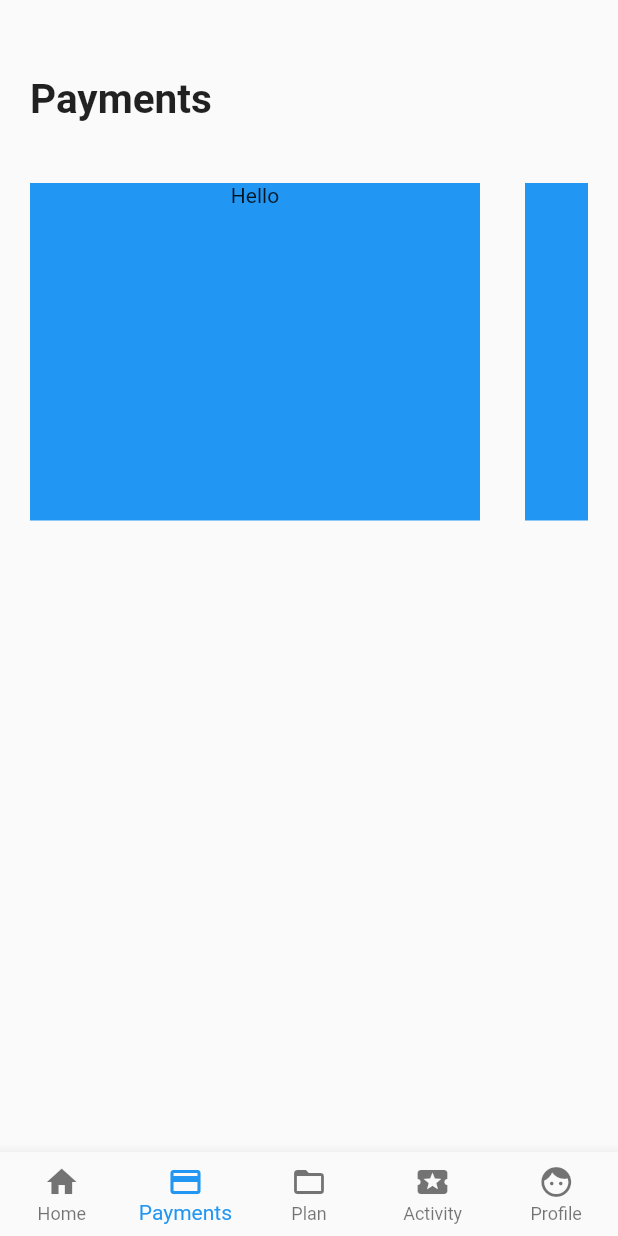
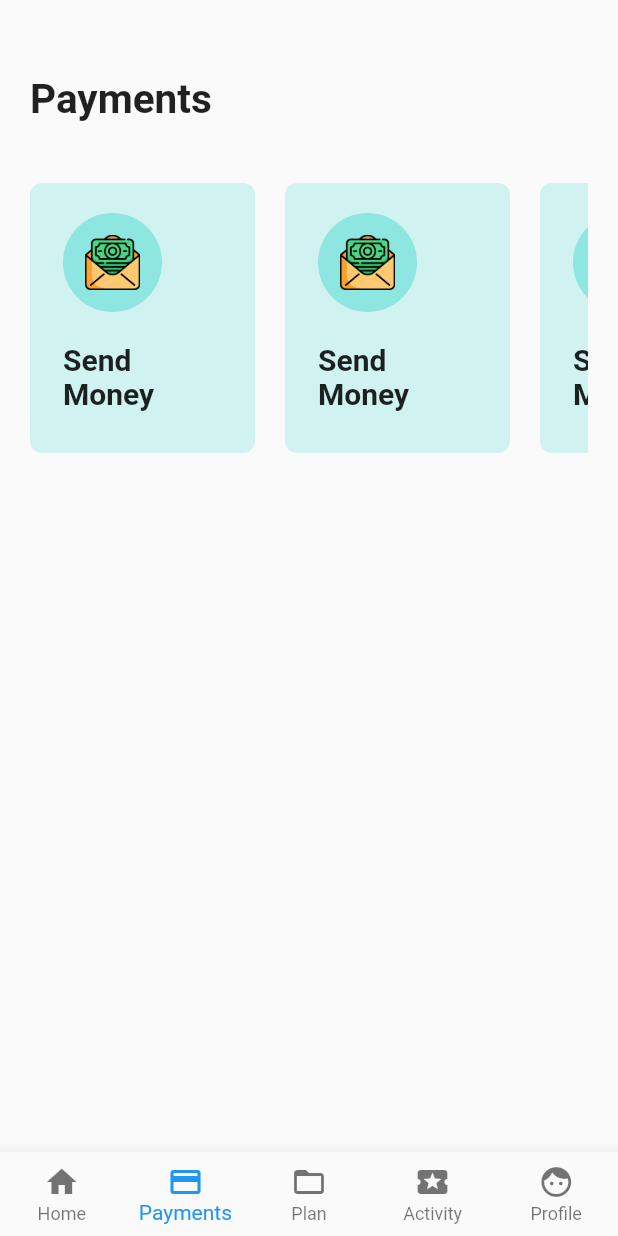
Before and after one commit to favourori/bankingapp-ui-design, a Flutter app: the screen it shows after launch, item 2 of the bottom bar chosen, on a phone screen of 412 x 824 dp. Run offline on Flutter 3.47's test engine with Material 2 defaults, Android fonts, the phone set to English and light mode, and no system bars.

Commit message:
designed action slider

```diff
--- a/lib/sliding_dash.dart
+++ b/lib/sliding_dash.dart
@@ -10,33 +10,70 @@ class _SlidingDashState extends State<SlidingDash> {
   Widget build(BuildContext context) {
     return Container(
       width: double.infinity,
-      height: 225.0,
+      height: 180.0,
       child: ListView(
         //shrinkWrap: true,
 
         scrollDirection: Axis.horizontal,
         children: <Widget>[
-          Container(
-            height: 80.0,
-            width: 300.0,
-            color: Colors.blue,
-            child: Column(
-              children: <Widget>[Text("Hello")],
-            ),
+          ActionsSlider(),
+          SizedBox(
+            width: 20.0,
           ),
+          ActionsSlider(),
+          SizedBox(
+            width: 20.0,
+          ),
+          ActionsSlider(),
           SizedBox(
             width: 30.0,
-          ),
-          Container(
-            height: 80.0,
-            width: 300.0,
-            color: Colors.blue,
-            child: Column(
-              children: <Widget>[Text("Hello")],
-            ),
           ),
         ],
       ),
     );
   }
 }
+
+class ActionsSlider extends StatelessWidget {
+  const ActionsSlider({
+    Key key,
+  }) : super(key: key);
+
+  @override
+  Widget build(BuildContext context) {
+    return Container(
+      width: 150.0,
+      padding: EdgeInsets.only(left: 22.0, top: 20.0, bottom: 20.0),
+      decoration: BoxDecoration(
+        borderRadius: BorderRadius.all(
+          Radius.circular(8.0),
+        ),
+        color: Color(0xFFD0F2F1),
+      ),
+      child: Column(
+        crossAxisAlignment: CrossAxisAlignment.start,
+        children: <Widget>[
+          CircleAvatar(
+            child: Image.asset(
+              'images/money.png',
+              width: 37.0,
+            ),
+            backgroundColor: Color(0xFF8DE6E0),
+            radius: 33.0,
+          ),
+          SizedBox(
+            height: 20.0,
+          ),
+          Text(
+            "Send",
+            style: TextStyle(fontWeight: FontWeight.w600, fontSize: 20.0),
+          ),
+          Text(
+            "Money",
+            style: TextStyle(fontWeight: FontWeight.w600, fontSize: 20.0),
+          )
+        ],
+      ),
+    );
+  }
+}
```
Also changed, not shown: images/money.png (added).
